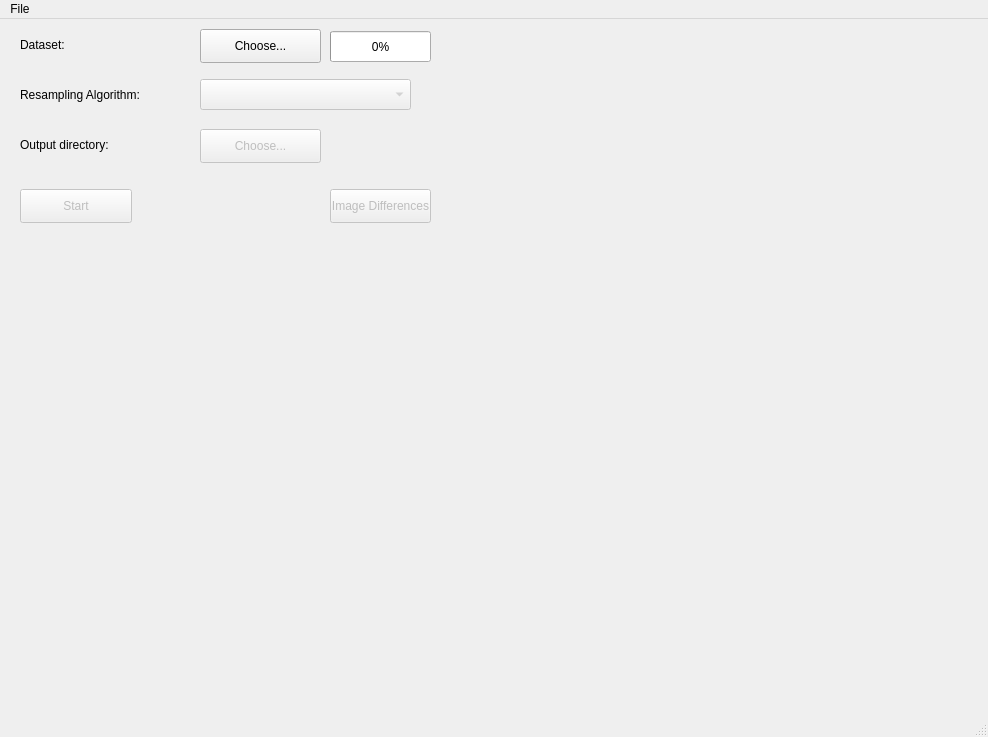
First picture: the form in main_ui.ui, repository punkie/resampler_new, before the edit.
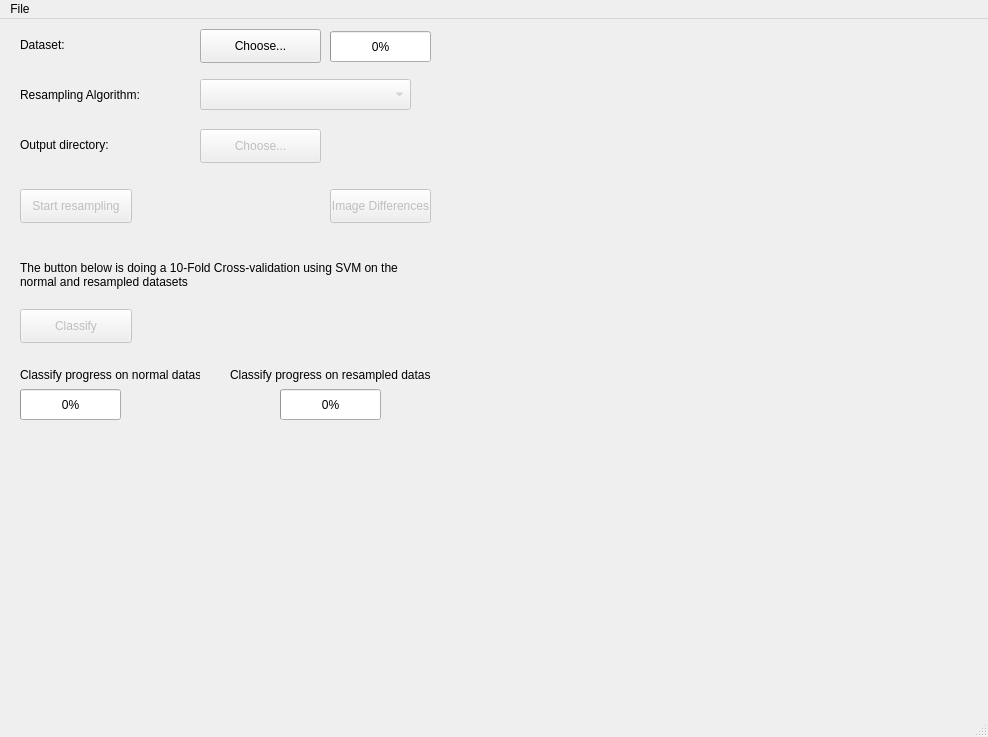
Second picture: the form after the edit.

Patch:
```diff
--- a/main_ui.ui
+++ b/main_ui.ui
@@ -161,7 +161,7 @@
      </rect>
     </property>
     <property name="text">
-     <string>Start</string>
+     <string>Start resampling</string>
     </property>
    </widget>
    <widget class="QProgressBar" name="datasetProgressBar">
@@ -250,6 +250,151 @@
      <string>Image Differences</string>
     </property>
    </widget>
+   <widget class="QPushButton" name="classifyButton">
+    <property name="enabled">
+     <bool>false</bool>
+    </property>
+    <property name="geometry">
+     <rect>
+      <x>20</x>
+      <y>290</y>
+      <width>112</width>
+      <height>34</height>
+     </rect>
+    </property>
+    <property name="text">
+     <string>Classify</string>
+    </property>
+   </widget>
+   <widget class="QLabel" name="classifyLabel">
+    <property name="geometry">
+     <rect>
+      <x>20</x>
+      <y>230</y>
+      <width>400</width>
+      <height>51</height>
+     </rect>
+    </property>
+    <property name="maximumSize">
+     <size>
+      <width>400</width>
+      <height>91</height>
+     </size>
+    </property>
+    <property name="toolTip">
+     <string>Only csv datasets are acceptable!</string>
+    </property>
+    <property name="text">
+     <string>The button below is doing a 10-Fold Cross-validation using SVM on the normal and resampled datasets</string>
+    </property>
+    <property name="wordWrap">
+     <bool>true</bool>
+    </property>
+   </widget>
+   <widget class="QLabel" name="classifyingStatusLabel">
+    <property name="geometry">
+     <rect>
+      <x>150</x>
+      <y>290</y>
+      <width>169</width>
+      <height>31</height>
+     </rect>
+    </property>
+    <property name="maximumSize">
+     <size>
+      <width>169</width>
+      <height>91</height>
+     </size>
+    </property>
+    <property name="toolTip">
+     <string>Only csv datasets are acceptable!</string>
+    </property>
+    <property name="text">
+     <string/>
+    </property>
+   </widget>
+   <widget class="QProgressBar" name="normalClassifyProgressBar">
+    <property name="enabled">
+     <bool>true</bool>
+    </property>
+    <property name="geometry">
+     <rect>
+      <x>20</x>
+      <y>370</y>
+      <width>101</width>
+      <height>31</height>
+     </rect>
+    </property>
+    <property name="maximum">
+     <number>10</number>
+    </property>
+    <property name="value">
+     <number>0</number>
+    </property>
+   </widget>
+   <widget class="QProgressBar" name="resampleClassifyProgressBar">
+    <property name="enabled">
+     <bool>true</bool>
+    </property>
+    <property name="geometry">
+     <rect>
+      <x>280</x>
+      <y>370</y>
+      <width>101</width>
+      <height>31</height>
+     </rect>
+    </property>
+    <property name="maximum">
+     <number>10</number>
+    </property>
+    <property name="value">
+     <number>0</number>
+    </property>
+   </widget>
+   <widget class="QLabel" name="classifyLabelNormalDataset">
+    <property name="geometry">
+     <rect>
+      <x>20</x>
+      <y>340</y>
+      <width>180</width>
+      <height>31</height>
+     </rect>
+    </property>
+    <property name="maximumSize">
+     <size>
+      <width>180</width>
+      <height>91</height>
+     </size>
+    </property>
+    <property name="toolTip">
+     <string>Only csv datasets are acceptable!</string>
+    </property>
+    <property name="text">
+     <string>Classify progress on normal dataset:</string>
+    </property>
+   </widget>
+   <widget class="QLabel" name="classifyLabelResampledDataset">
+    <property name="geometry">
+     <rect>
+      <x>230</x>
+      <y>340</y>
+      <width>200</width>
+      <height>31</height>
+     </rect>
+    </property>
+    <property name="maximumSize">
+     <size>
+      <width>200</width>
+      <height>91</height>
+     </size>
+    </property>
+    <property name="toolTip">
+     <string>Only csv datasets are acceptable!</string>
+    </property>
+    <property name="text">
+     <string>Classify progress on resampled dataset:</string>
+    </property>
+   </widget>
   </widget>
   <widget class="QMenuBar" name="menubar">
    <property name="geometry">
```
